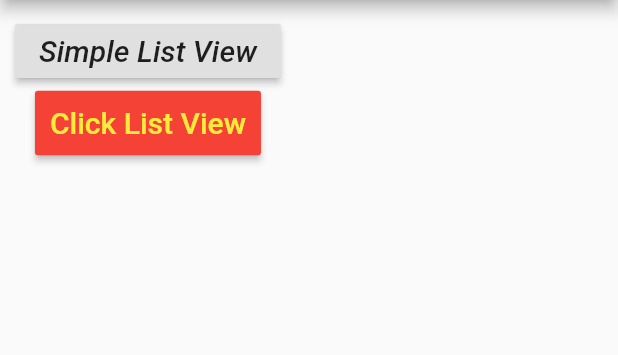
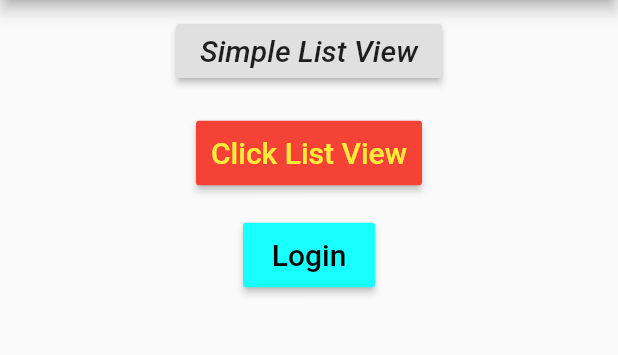
Before and after one commit to mouryaavadhesh/flutterpublicapp, a Flutter app: the screen it shows after launch, on a phone screen of 412 x 824 dp, the part 84-439 px from its top. Run offline on Flutter 3.47's test engine with Material 2 defaults, Android fonts, the phone set to English and light mode, and no system bars; our stand-ins replace google_fonts.

Commit message:
Login form

```diff
--- a/flutterpublicapp-master/flutterpublicapp-master/lib/main.dart
+++ b/flutterpublicapp-master/flutterpublicapp-master/lib/main.dart
@@ -1,6 +1,8 @@
+import 'package:flutter/cupertino.dart';
 import 'package:flutter/material.dart';
 import 'package:flutterpublicapp/listView.dart';
 import 'package:flutterpublicapp/listViewClick.dart';
+import 'package:flutterpublicapp/login.dart';
 
 // runApp() is a builtin method that initializes the app layout
 // MyApp() (see below) is a widget that will be the root of our application.
@@ -83,6 +85,8 @@ class _MyHomePageState extends State<MyHomePage> {
         children: <Widget>[
           Padding(
               padding: EdgeInsets.all(10.0),
+              child: Align(
+                alignment: Alignment.center,
                 child: Column(
                   children: <Widget>[
                     RaisedButton(
@@ -98,6 +102,7 @@ class _MyHomePageState extends State<MyHomePage> {
                         textAlign: TextAlign.start,
                       ),
                     ),
+                    Padding(padding: EdgeInsets.all(10),),
                     RaisedButton(
                       onPressed: () {
                         Navigator.push(
@@ -113,7 +118,24 @@ class _MyHomePageState extends State<MyHomePage> {
                           style: TextStyle(fontSize: 20),
                           textAlign: TextAlign.start),
                     ),
+                    Padding(padding: EdgeInsets.all(10),),
+                    RaisedButton(
+                      onPressed: () {
+                        Navigator.push(
+                          context,
+                          MaterialPageRoute(builder: (context) => Login()),
+                        );
+                      },
+                      padding: EdgeInsets.fromLTRB(10, 10, 10, 10),
+                      color: Colors.cyanAccent,
+                      textColor: Colors.black,
+                      splashColor: Colors.green,
+                      child: Text('Login',
+                          style: TextStyle(fontSize: 20),
+                          textAlign: TextAlign.start),
+                    ),
                   ],
+                ),
               )),
         ],
       ),
```
Also changed, not shown: flutterpublicapp-master/flutterpublicapp-master/lib/login.dart (added, +68 -0 lines). Lines whose indentation alone changed are shown as unchanged.
